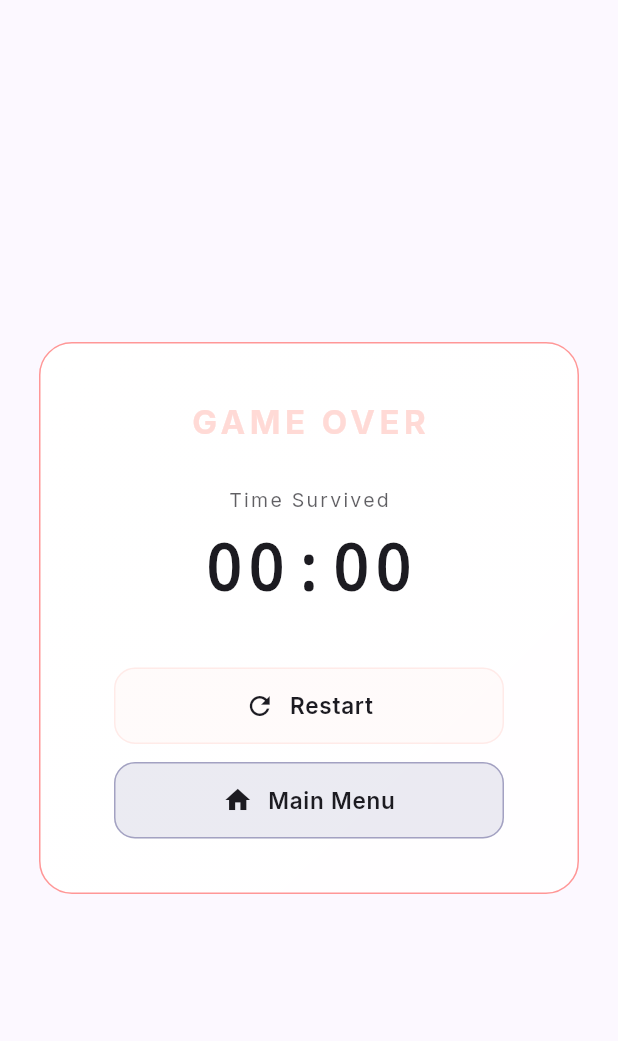
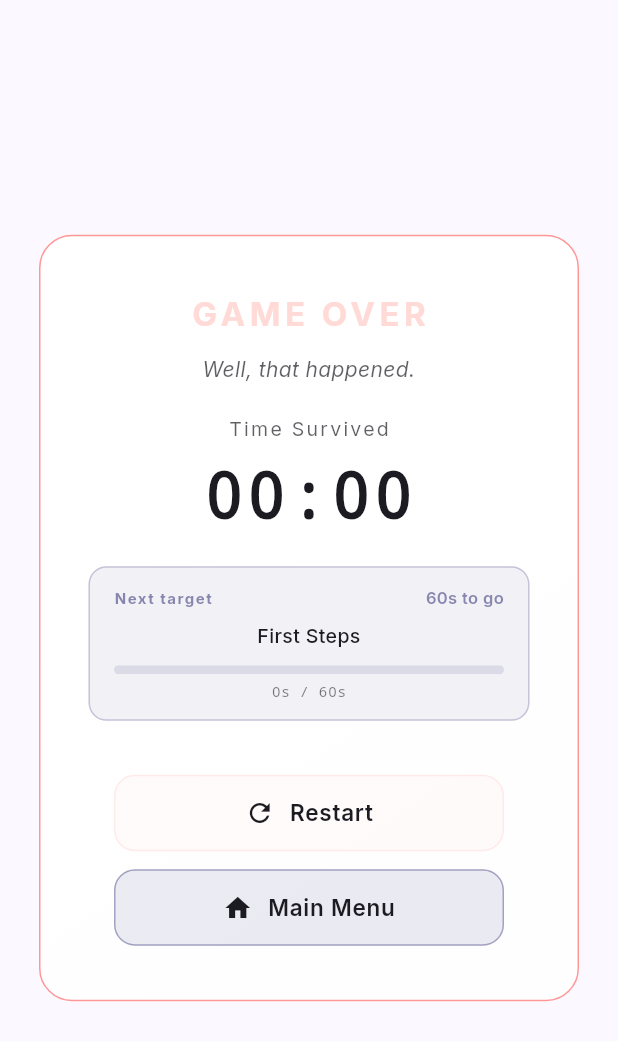
Before and after one commit to AliAhmed-004/One-Bullet, a Flutter app: the GameOverOverlay widget shown alone on an empty page, opened directly with empty values, on a phone screen of 412 x 824 dp. Shown: the top 1041 px of the screen. Run offline on Flutter 3.47's test engine with Material 3 defaults, Android fonts, the phone set to English and light mode, and no system bars; our stand-ins replace google_fonts, google_mobile_ads, hive_flutter, vibration; missing offline and left inert: flame, flame_audio, games_services; accounts and stored records are empty; statements that could not run were skipped.

Commit message:
feat: Add contextual death messages based on achievement proximity in GameOverOverlay

```diff
--- a/lib/components/wave_manager.dart
+++ b/lib/components/wave_manager.dart
@@ -54,58 +54,58 @@ class WaveManager extends Component {
 
   /// Wave configurations - tuned for challenging but fair progression.
   static const List<WaveConfig> waves = [
-    // Wave 1: Brief warm-up, deflectors start immediately
+    // Wave 1: Pure learning
     WaveConfig(
       waveNumber: 1,
-      duration: 10.0,
+      duration: 20.0,
+      startSpeed: 340,
+      endSpeed: 380,
+      deflectorSpawnInterval: 7.0,
+    ),
+
+    // Wave 2: Introduce mild pressure
+    WaveConfig(
+      waveNumber: 2,
+      duration: 25.0,
       startSpeed: 380,
       endSpeed: 420,
+      deflectorSpawnInterval: 6.0,
+    ),
+
+    // Wave 3: First real chaos moment
+    WaveConfig(
+      waveNumber: 3,
+      duration: 30.0,
+      startSpeed: 420,
+      endSpeed: 480,
       deflectorSpawnInterval: 5.0,
     ),
 
-    // Wave 2: Speed ramps up, more deflectors
+    // Wave 4: Skill check
     WaveConfig(
-      waveNumber: 2,
-      duration: 12.0,
-      startSpeed: 420,
-      endSpeed: 480,
+      waveNumber: 4,
+      duration: 40.0,
+      startSpeed: 480,
+      endSpeed: 550,
+      deflectorSpawnInterval: 4.5,
+    ),
+
+    // Wave 5: Real difficulty
+    WaveConfig(
+      waveNumber: 5,
+      duration: 60.0,
+      startSpeed: 550,
+      endSpeed: 620,
       deflectorSpawnInterval: 4.0,
     ),
 
-    // Wave 3: Getting challenging
-    WaveConfig(
-      waveNumber: 3,
-      duration: 15.0,
-      startSpeed: 480,
-      endSpeed: 550,
-      deflectorSpawnInterval: 4.0,
-    ),
-
-    // Wave 4: Fast and chaotic
-    WaveConfig(
-      waveNumber: 4,
-      duration: 18.0,
-      startSpeed: 550,
-      endSpeed: 620,
-      deflectorSpawnInterval: 3.5,
-    ),
-
-    // Wave 5: Very fast, frequent deflectors
-    WaveConfig(
-      waveNumber: 5,
-      duration: 20.0,
-      startSpeed: 620,
-      endSpeed: 700,
-      deflectorSpawnInterval: 3.0,
-    ),
-
-    // Wave 6: Endurance mode - max speed, constant pressure, double deflectors
+    // Wave 6: Endurance mode
     WaveConfig(
       waveNumber: 6,
       duration: double.infinity,
-      startSpeed: 700,
-      endSpeed: 800,
-      deflectorSpawnInterval: 2.5,
+      startSpeed: 620,
+      endSpeed: 750,
+      deflectorSpawnInterval: 3.5,
       deflectorsPerSpawn: 2,
     ),
   ];
--- a/lib/overlays/game_over_overlay.dart
+++ b/lib/overlays/game_over_overlay.dart
@@ -1,6 +1,7 @@
 import 'package:flutter/material.dart';
 import 'package:one_bullet/one_bullet_game.dart';
 import 'package:one_bullet/services/ad_service.dart';
+import 'package:one_bullet/services/death_message_service.dart';
 import 'package:one_bullet/services/score_service.dart';
 
 class GameOverOverlay extends StatefulWidget {
@@ -19,10 +20,17 @@ class _GameOverOverlayState extends State<GameOverOverlay>
   late final AnimationController _controller;
   late final Animation<double> _fade;
   late final Animation<double> _scale;
+  late final DeathMessageResult _deathMessage;
 
   @override
   void initState() {
     super.initState();
+
+    // Get contextual death message based on survival time
+    final survivalSeconds = widget.game.survivalTime.value.inSeconds;
+    _deathMessage = DeathMessageService.instance.getDeathMessage(
+      survivalSeconds,
+    );
 
     _controller = AnimationController(
       vsync: this,
@@ -110,7 +118,12 @@ class _GameOverOverlayState extends State<GameOverOverlay>
               color: Theme.of(context).colorScheme.errorContainer,
             ),
           ),
-          const SizedBox(height: 28),
+          const SizedBox(height: 12),
+
+          // Death message - contextual based on achievement proximity
+          _buildDeathMessage(),
+
+          const SizedBox(height: 20),
 
           Text(
             'Time Survived',
@@ -133,6 +146,12 @@ class _GameOverOverlayState extends State<GameOverOverlay>
               color: Theme.of(context).colorScheme.onSurface,
             ),
           ),
+
+          // Next achievement progress indicator
+          if (_deathMessage.secondsToNextAchievement != null) ...[
+            const SizedBox(height: 16),
+            _buildNextAchievementSection(),
+          ],
 
           if (isNewRecord) ...[
             const SizedBox(height: 18),
@@ -198,6 +217,169 @@ class _GameOverOverlayState extends State<GameOverOverlay>
             icon: Icons.home,
             accentColor: Theme.of(context).colorScheme.primary,
             onTap: widget.game.returnToMenu,
+          ),
+        ],
+      ),
+    );
+  }
+
+  /// Builds the contextual death message widget.
+  Widget _buildDeathMessage() {
+    final Color messageColor;
+    final IconData? icon;
+
+    switch (_deathMessage.type) {
+      case DeathMessageType.nearMiss:
+        // Infuriating red/orange - you were SO close
+        messageColor = Colors.deepOrangeAccent;
+        icon = Icons.local_fire_department;
+      case DeathMessageType.almostThere:
+        // Encouraging amber - keep trying
+        messageColor = Colors.amberAccent;
+        icon = Icons.trending_up;
+      case DeathMessageType.sarcastic:
+        // Playful blue/gray - lighthearted
+        messageColor = Theme.of(
+          context,
+        ).colorScheme.onSurface.withValues(alpha: 0.7);
+        icon = null;
+      case DeathMessageType.champion:
+        // Respectful gold - you've earned it
+        messageColor = Colors.amber;
+        icon = Icons.workspace_premium;
+    }
+
+    return Padding(
+      padding: const EdgeInsets.symmetric(horizontal: 8),
+      child: Column(
+        children: [
+          // Main message
+          Row(
+            mainAxisAlignment: MainAxisAlignment.center,
+            mainAxisSize: MainAxisSize.min,
+            children: [
+              if (icon != null) ...[
+                Icon(icon, color: messageColor, size: 16),
+                const SizedBox(width: 6),
+              ],
+              Flexible(
+                child: Text(
+                  _deathMessage.message,
+                  textAlign: TextAlign.center,
+                  style: TextStyle(
+                    fontSize: 14,
+                    fontStyle: FontStyle.italic,
+                    color: messageColor,
+                    fontWeight: _deathMessage.type == DeathMessageType.nearMiss
+                        ? FontWeight.w600
+                        : FontWeight.normal,
+                  ),
+                ),
+              ),
+            ],
+          ),
+        ],
+      ),
+    );
+  }
+
+  /// Builds the "Next Achievement" progress section.
+  Widget _buildNextAchievementSection() {
+    final secondsLeft = _deathMessage.secondsToNextAchievement!;
+    final achievementTitle = _deathMessage.nextAchievementTitle!;
+    final survivalSeconds = widget.game.survivalTime.value.inSeconds;
+
+    // Find the achievement's required seconds from the service
+    final requiredSeconds = secondsLeft + survivalSeconds;
+
+    // Calculate progress percentage
+    final progress = (survivalSeconds / requiredSeconds).clamp(0.0, 1.0);
+
+    // Color based on proximity
+    final Color accentColor;
+    final String proximityText;
+
+    if (secondsLeft <= 10) {
+      accentColor = Colors.deepOrangeAccent;
+      proximityText = 'SO CLOSE!';
+    } else if (secondsLeft <= 20) {
+      accentColor = Colors.amberAccent;
+      proximityText = 'Almost there!';
+    } else {
+      accentColor = Theme.of(
+        context,
+      ).colorScheme.primary.withValues(alpha: 0.7);
+      proximityText = 'Next target';
+    }
+
+    return Container(
+      padding: const EdgeInsets.symmetric(horizontal: 16, vertical: 12),
+      decoration: BoxDecoration(
+        color: accentColor.withValues(alpha: 0.08),
+        borderRadius: BorderRadius.circular(12),
+        border: Border.all(color: accentColor.withValues(alpha: 0.3)),
+      ),
+      child: Column(
+        children: [
+          // Header row
+          Row(
+            mainAxisAlignment: MainAxisAlignment.spaceBetween,
+            children: [
+              Text(
+                proximityText,
+                style: TextStyle(
+                  fontSize: 10,
+                  fontWeight: FontWeight.bold,
+                  letterSpacing: 1,
+                  color: accentColor,
+                ),
+              ),
+              Text(
+                '${secondsLeft}s to go',
+                style: TextStyle(
+                  fontSize: 11,
+                  fontWeight: FontWeight.w600,
+                  color: accentColor,
+                ),
+              ),
+            ],
+          ),
+          const SizedBox(height: 8),
+
+          // Achievement name
+          Text(
+            achievementTitle,
+            textAlign: TextAlign.center,
+            style: TextStyle(
+              fontSize: 13,
+              fontWeight: FontWeight.w500,
+              color: Theme.of(context).colorScheme.onSurface,
+            ),
+          ),
+          const SizedBox(height: 10),
+
+          // Progress bar
+          ClipRRect(
+            borderRadius: BorderRadius.circular(4),
+            child: LinearProgressIndicator(
+              value: progress,
+              minHeight: 6,
+              backgroundColor: accentColor.withValues(alpha: 0.15),
+              valueColor: AlwaysStoppedAnimation<Color>(accentColor),
+            ),
+          ),
+          const SizedBox(height: 4),
+
+          // Progress text
+          Text(
+            '${survivalSeconds}s / ${requiredSeconds}s',
+            style: TextStyle(
+              fontSize: 10,
+              fontFamily: 'monospace',
+              color: Theme.of(
+                context,
+              ).colorScheme.onSurface.withValues(alpha: 0.6),
+            ),
           ),
         ],
       ),
--- /dev/null
+++ b/lib/services/death_message_service.dart
@@ -0,0 +1,183 @@
+import 'dart:math';
+
+import 'package:one_bullet/services/achievement_service.dart';
+
+/// Categories for death messages based on proximity to next achievement.
+enum DeathMessageType {
+  /// Player was very close to achievement (0-10 seconds away)
+  nearMiss,
+
+  /// Player was somewhat close (10-20 seconds away)
+  almostThere,
+
+  /// Player was far from achievement (20+ seconds away)
+  sarcastic,
+
+  /// Player already has all achievements
+  champion,
+}
+
+/// Result containing the death message and metadata.
+class DeathMessageResult {
+  const DeathMessageResult({
+    required this.message,
+    required this.type,
+    required this.secondsToNextAchievement,
+    this.nextAchievementTitle,
+  });
+
+  /// The message to display.
+  final String message;
+
+  /// The type/category of message.
+  final DeathMessageType type;
+
+  /// Seconds remaining to next achievement (null if all achieved).
+  final int? secondsToNextAchievement;
+
+  /// Title of the next achievement (null if all achieved).
+  final String? nextAchievementTitle;
+}
+
+/// Service for generating contextual death messages.
+///
+/// Messages vary based on how close the player was to their next achievement,
+/// creating psychological hooks for retention:
+/// - Near-miss: Infuriating messages that trigger loss aversion
+/// - Far away: Sarcastic/funny messages that keep it light
+class DeathMessageService {
+  DeathMessageService._internal();
+  static final DeathMessageService instance = DeathMessageService._internal();
+  factory DeathMessageService() => instance;
+
+  final _random = Random();
+
+  // ============================================
+  // NEAR MISS MESSAGES (0-10 seconds away)
+  // Infuriating - trigger loss aversion
+  // ============================================
+  static const List<String> _nearMissMessages = [
+    "You were THIS close. Literally.",
+    "The achievement was RIGHT there...",
+    "Pain. Pure pain.",
+    "Your timing is impeccable. Impeccably bad.",
+    "So close you could taste it.",
+    "The bullet had other plans.",
+    "Almost legendary. Almost.",
+    "That's gonna haunt you.",
+    "One more dodge... just ONE.",
+    "The universe said 'not today'.",
+    "Oof. That one stings.",
+    "Achievement: Almost Unlocked™",
+    "You were seconds away from glory.",
+    "The cruelest death is the almost-death.",
+  ];
+
+  // ============================================
+  // ALMOST THERE MESSAGES (10-20 seconds away)
+  // Encouraging but teasing
+  // ============================================
+  static const List<String> _almostThereMessages = [
+    "Getting warmer...",
+    "Not bad! But not great either.",
+    "You can smell the achievement from here.",
+    "Closer than last time? Maybe?",
+    "The achievement is watching. Judging.",
+    "Progress! Sort of.",
+    "You're on the right track. Kinda.",
+    "Keep this up and you'll get there. Eventually.",
+    "The bullet is learning your moves.",
+    "Halfway to greatness. Or halfway to nowhere.",
+    "Your persistence is... noted.",
+    "Achievement proximity: Close-ish.",
+  ];
+
+  // ============================================
+  // SARCASTIC MESSAGES (20+ seconds away)
+  // Funny and light-hearted
+  // ============================================
+  static const List<String> _sarcasticMessages = [
+    "Well, that happened.",
+    "Bold strategy. Didn't work.",
+    "The bullet sends its regards.",
+    "You zigged when you should've zagged.",
+    "Have you tried... not dying?",
+    "Gravity works. So does the bullet.",
+    "Pro tip: Avoid the glowing orange thing.",
+    "Your bullet misses you already.",
+    "Skill issue? Maybe. Bad luck? Also maybe.",
+    "The arena claims another victim.",
+    "That was certainly... an attempt.",
+    "Physics: 1, You: 0",
+    "The deflector was not your friend.",
+    "At least you looked cool. Briefly.",
+    "Did you forget you fired that?",
+    "Plot twist: The bullet always wins.",
+    "Nice reflexes! (Not really)",
+    "Achievement unlocked: Died Creatively",
+    "The bullet appreciates your sacrifice.",
+    "Maybe survival isn't your thing.",
+  ];
+
+  // ============================================
+  // CHAMPION MESSAGES (all achievements unlocked)
+  // Respectful but still playful
+  // ============================================
+  static const List<String> _championMessages = [
+    "Even legends fall sometimes.",
+    "The champion takes a break.",
+    "You've conquered everything. This is just practice.",
+    "All achievements unlocked. Now you're just showing off.",
+    "Back for more? Respect.",
+    "The master returns to the arena.",
+    "Nothing left to prove. Everything left to enjoy.",
+    "You've seen it all. Yet here you are.",
+  ];
+
+  /// Gets a contextual death message based on survival time.
+  ///
+  /// Uses [AchievementService] to determine proximity to next achievement.
+  DeathMessageResult getDeathMessage(int survivalSeconds) {
+    final achievementService = AchievementService.instance;
+    final nextTarget = achievementService.getNextTarget(survivalSeconds);
+
+    // Player has all achievements
+    if (nextTarget == null) {
+      return DeathMessageResult(
+        message: _getRandomMessage(_championMessages),
+        type: DeathMessageType.champion,
+        secondsToNextAchievement: null,
+        nextAchievementTitle: null,
+      );
+    }
+
+    final secondsRemaining = nextTarget.requiredSeconds - survivalSeconds;
+
+    // Determine message type based on proximity
+    final DeathMessageType type;
+    final List<String> messagePool;
+
+    if (secondsRemaining <= 10) {
+      type = DeathMessageType.nearMiss;
+      messagePool = _nearMissMessages;
+    } else if (secondsRemaining <= 20) {
+      type = DeathMessageType.almostThere;
+      messagePool = _almostThereMessages;
+    } else {
+      type = DeathMessageType.sarcastic;
+      messagePool = _sarcasticMessages;
+    }
+
+    return DeathMessageResult(
+      message: _getRandomMessage(messagePool),
+      type: type,
+      secondsToNextAchievement: secondsRemaining,
+      nextAchievementTitle: nextTarget.title,
+    );
+  }
+
+  /// Selects a random message from the given pool.
+  String _getRandomMessage(List<String> messages) {
+    return messages[_random.nextInt(messages.length)];
+  }
+}
```
